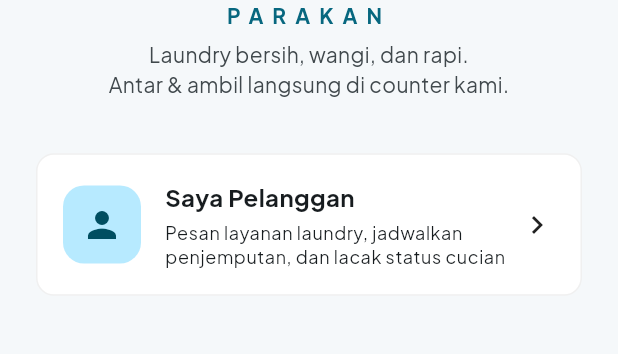
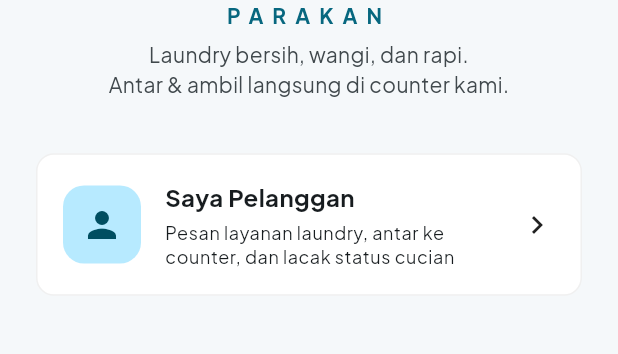
Before and after one commit to mustang77/tideview, a Flutter app: the screen it shows after launch, on a phone screen of 412 x 824 dp, the part 578-932 px from its top. Run offline on Flutter 3.47's test engine with Material 3 defaults, Android fonts, the phone set to English and light mode, and no system bars; our stand-ins replace pdf, printing, shared_preferences.

Commit message:
Perbarui teks kartu pelanggan: antar ke counter, bukan penjemputan
Co-Authored-By: Claude Fable 5 <noreply@anthropic.com>
Claude-Session: https://claude.ai/code/session_011uZGEuV6kqQrityoLkhmTJ

```diff
--- a/lib/screens/role_select_screen.dart
+++ b/lib/screens/role_select_screen.dart
@@ -108,7 +108,7 @@ class _RoleSelectScreenState extends State<RoleSelectScreen> {
                   _RoleCard(
                     icon: Icons.person,
                     title: 'Saya Pelanggan',
-                    subtitle: 'Pesan layanan laundry, jadwalkan penjemputan, '
+                    subtitle: 'Pesan layanan laundry, antar ke counter, '
                         'dan lacak status cucian',
                     onTap: () => store.setRole('customer'),
                   ),
```
